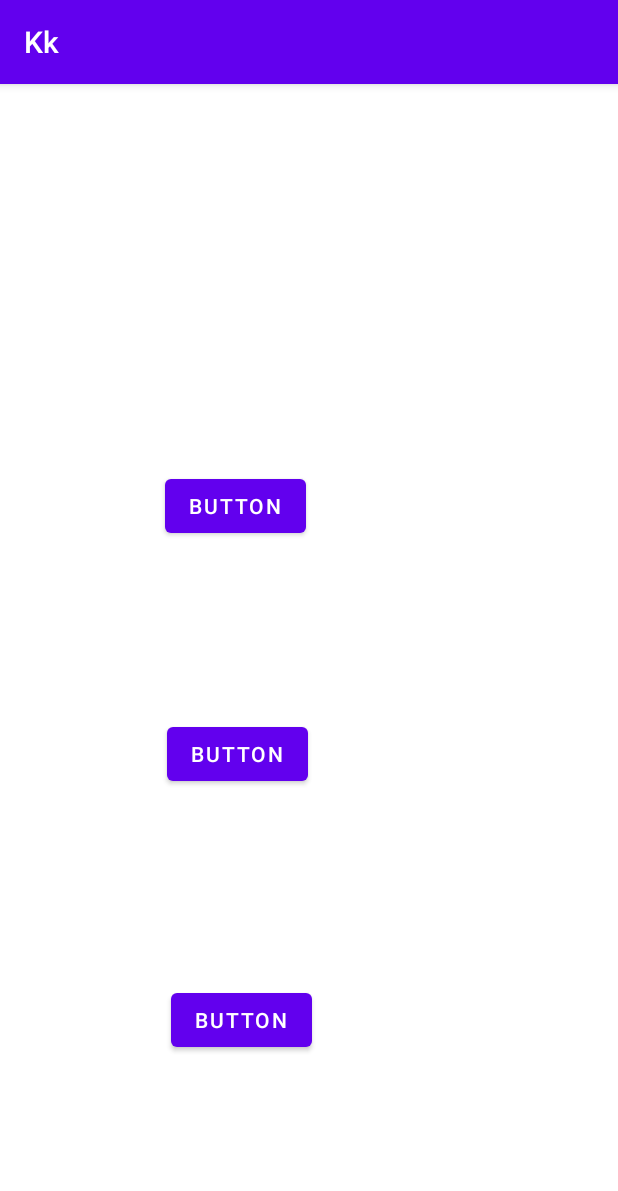
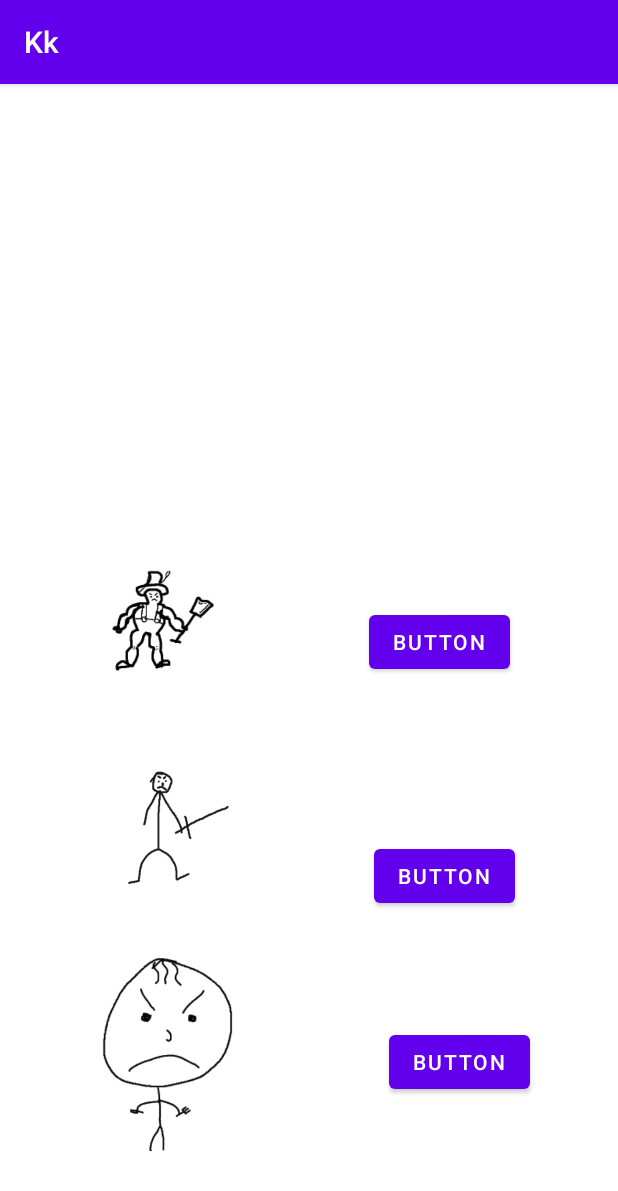
Before and after one commit to moxe228/Kk, an Android app: the screen it shows after launch (shopPartners), after a tap on "PARTNERS", on a phone screen of 412 x 824 dp. Shown: the top 1191 px of the screen. Run offline under Robolectric (Android 15) with nearby library versions, the light colour scheme and no system bars; 2 other taps on this screen came first.

Commit message:
Initial commit

```diff
--- a/app/src/main/java/com/example/kk/MainActivity.kt
+++ b/app/src/main/java/com/example/kk/MainActivity.kt
@@ -3,19 +3,21 @@ package com.example.kk
 import android.content.Intent
 import androidx.appcompat.app.AppCompatActivity
 import android.os.Bundle
-import android.widget.Button
-import android.widget.ImageButton
-import android.widget.ProgressBar
-import android.widget.TextView
+import android.widget.*
 import kotlin.collections.listOf as listOf
 
+public var boss: Int = 0
+public var totalHp: Int = 0
+public var damage: Int = 1
+public var passiveDamage: Int = 0
+public var wallet: Int = 100
+
+public class MainActivity : AppCompatActivity() {
 
 
-public class MainActivity : AppCompatActivity() {
     override fun onCreate(savedInstanceState: Bundle?) {
         super.onCreate(savedInstanceState)
         setContentView(R.layout.activity_main)
-
         val enemyOne = listOf(R.drawable.s, R.drawable.smile, R.drawable.qq)
 
         val weapon: Button = findViewById(R.id.weapon)
@@ -27,7 +29,9 @@ public class MainActivity : AppCompatActivity() {
         val stringHp: TextView = findViewById(R.id.stringHp)
 
 
-        passiveDamage(10, 20, 1, 10, passiveDamage, enemyOne, enemy, Hp, money, stringHp)
+        money.text = "$wallet"
+
+        passiveDamage(10, 20, 1, 10, enemyOne, enemy, Hp, money, stringHp)
 
         enemy.setOnClickListener {
             stringHp.text = "$totalHp"
--- a/app/src/main/java/com/example/kk/MainFun.kt
+++ b/app/src/main/java/com/example/kk/MainFun.kt
@@ -1,15 +1,10 @@
 package com.example.kk
 
 import android.os.Handler
+import android.widget.Button
 import android.widget.ImageButton
 import android.widget.ProgressBar
 import android.widget.TextView
-
-public var boss: Int = 0
-public var totalHp: Int = 0
-public var damage: Int = 1
-public var passiveDamage: Int = 0
-public var wallet: Int = 0
 
 public fun whoNext(list: List<Int>): Int {
     return list.random()
@@ -20,7 +15,6 @@ public fun passiveDamage(
     hpBoss: Int,
     revardMob: Int,
     revardBoss: Int,
-    passiveDamage: Int,
     texturePack: List<Int>,
     enemy: ImageButton,
     Hp: ProgressBar,
@@ -30,7 +24,7 @@ public fun passiveDamage(
     val handler = Handler()
     handler.postDelayed(object : Runnable {
         override fun run() {
-            onClick(hpMob, hpBoss, revardMob, revardBoss, passiveDamage, texturePack, enemy, Hp, money, stringHp)
+            onClick(hpMob, hpBoss, revardMob, revardBoss, getPassiveDamage(), texturePack, enemy, Hp, money, stringHp)
             handler.postDelayed(this, 1000)
         }
     }, 0)
@@ -53,14 +47,14 @@ public fun onClick(
         if (totalHp <= 0) boss = 0
     } else {
         fight(damage, hpMob, revardMob, Hp, enemy, whoNext(texturePack))
-        if (totalHp <= 0) boss++
+        if(totalHp <= 0) boss++
     }
-    if (totalHp <= 0) money.text = "$wallet"
+    if(totalHp<= 0)money.text = "$wallet"
     Hp.progress = totalHp
     stringHp.text = "$totalHp"
 }
 
-public fun fight(
+private fun fight(
     damage: Int,
     hpMob: Int,
     revardMob: Int,
@@ -71,9 +65,22 @@ public fun fight(
     if (totalHp > 0) {
         totalHp -= damage
     } else {
+        wallet += revardMob
         totalHp = hpMob
         Hp.max = hpMob
-        wallet += revardMob
         enemy.setImageResource(textures)
     }
 }
+
+public fun getPassiveDamage(): Int{
+    return passiveDamage
+}
+
+public fun equip(S1: Boolean, S2: Boolean, S3: Boolean, BS1: Button, BS2: Button, BS3: Button) {
+    equipS1 = S1
+    equipS2 = S2
+    equipS3 = S3
+    BS1.isEnabled = !S1
+    BS2.isEnabled = !S2
+    BS3.isEnabled = !S3
+}
--- a/app/src/main/java/com/example/kk/shopPartners.kt
+++ b/app/src/main/java/com/example/kk/shopPartners.kt
@@ -5,6 +5,10 @@ import androidx.appcompat.app.AppCompatActivity
 import android.os.Bundle
 import android.widget.Button
 
+
+private var p1 = false
+private var p2 = false
+private var p3 = false
 
 class shopPartners : AppCompatActivity() {
     override fun onCreate(savedInstanceState: Bundle?) {
@@ -15,20 +19,35 @@ class shopPartners : AppCompatActivity() {
         val buttonP2: Button = findViewById(R.id.buttonP2)
         val buttonP3: Button = findViewById(R.id.buttonP3)
 
-        buttonP1.setOnClickListener{
-            if(wallet >= 10){
+        if (p1) buttonP1.isEnabled = false
+        if (p2) buttonP2.isEnabled = false
+        if (p3) buttonP3.isEnabled = false
+
+        buttonP1.setOnClickListener {
+            if (wallet >= 10) {
                 passiveDamage += 1
                 wallet -= 10
-                buttonP1.setEnabled(false)
+                p1 = true
+                buttonP1.isEnabled = false
             }
         }
 
-        buttonP2.setOnClickListener{
-
+        buttonP2.setOnClickListener {
+            if (wallet >= 20) {
+                passiveDamage += 2
+                wallet -= 20
+                p2 = true
+                buttonP2.isEnabled = false
+            }
         }
 
-        buttonP3.setOnClickListener{
-
+        buttonP3.setOnClickListener {
+            if (wallet >= 30) {
+                passiveDamage += 3
+                wallet -= 30
+                p3 = true
+                buttonP3.isEnabled = false
+            }
         }
     }
 }
--- a/app/src/main/res/layout/activity_shop_partners.xml
+++ b/app/src/main/res/layout/activity_shop_partners.xml
@@ -7,25 +7,25 @@
         android:layout_height="match_parent"
         tools:context=".shopPartners">
     <ImageView
-            android:layout_width="wrap_content"
-            android:layout_height="wrap_content" tools:srcCompat="@tools:sample/avatars" android:id="@+id/imageView2"
+            android:layout_width="138dp"
+            android:layout_height="136dp" android:src="@drawable/boss" android:id="@+id/imageView2"
 
-            app:layout_constraintStart_toStartOf="parent" android:layout_marginStart="52dp"
-            android:layout_marginBottom="40dp" app:layout_constraintBottom_toTopOf="@+id/imageView5"
+            app:layout_constraintStart_toStartOf="parent" android:layout_marginStart="44dp"
+            android:layout_marginBottom="32dp" app:layout_constraintBottom_toTopOf="@+id/imageView5"
     />
     <ImageView
-            android:layout_width="wrap_content"
-            android:layout_height="wrap_content" tools:srcCompat="@tools:sample/avatars" android:id="@+id/imageView5"
+            android:layout_width="165dp"
+            android:layout_height="114dp" android:src="@drawable/s" android:id="@+id/imageView5"
 
-            app:layout_constraintStart_toStartOf="parent" android:layout_marginStart="52dp"
-            android:layout_marginBottom="40dp" app:layout_constraintBottom_toTopOf="@+id/imageView6"
+            app:layout_constraintStart_toStartOf="parent" android:layout_marginStart="32dp"
+            android:layout_marginBottom="28dp" app:layout_constraintBottom_toTopOf="@+id/imageView6"
     />
     <ImageView
-            android:layout_width="wrap_content"
-            android:layout_height="wrap_content" tools:srcCompat="@tools:sample/avatars" android:id="@+id/imageView6"
+            android:layout_width="159dp"
+            android:layout_height="143dp" android:src="@drawable/smile" android:id="@+id/imageView6"
 
-            app:layout_constraintStart_toStartOf="parent" android:layout_marginStart="52dp"
-            app:layout_constraintBottom_toBottomOf="parent" android:layout_marginBottom="88dp"
+            app:layout_constraintStart_toStartOf="parent" android:layout_marginStart="32dp"
+            app:layout_constraintBottom_toBottomOf="parent" android:layout_marginBottom="44dp"
     />
     <Button
             android:id="@+id/buttonP1"
@@ -33,16 +33,16 @@
             android:layout_width="wrap_content"
             android:layout_height="wrap_content"
 
-            android:layout_marginStart="58dp" app:layout_constraintStart_toEndOf="@+id/imageView2"
-            android:layout_marginBottom="117dp" app:layout_constraintBottom_toTopOf="@+id/buttonP2"/>
+            android:layout_marginStart="64dp" app:layout_constraintStart_toEndOf="@+id/imageView2"
+            android:layout_marginBottom="108dp" app:layout_constraintBottom_toTopOf="@+id/buttonP2"/>
     <Button
             android:id="@+id/buttonP2"
             android:text="Button"
             android:layout_width="wrap_content"
             android:layout_height="wrap_content"
 
-            android:layout_marginStart="59dp" app:layout_constraintStart_toEndOf="@+id/imageView5"
-            android:layout_marginBottom="129dp" app:layout_constraintBottom_toTopOf="@+id/buttonP3"/>
+            android:layout_marginStart="52dp" app:layout_constraintStart_toEndOf="@+id/imageView5"
+            android:layout_marginBottom="76dp" app:layout_constraintBottom_toTopOf="@+id/buttonP3"/>
     <Button
             android:id="@+id/buttonP3"
             android:text="Button"
@@ -50,6 +50,6 @@
             android:layout_height="wrap_content"
 
 
-            android:layout_marginStart="62dp" app:layout_constraintStart_toEndOf="@+id/imageView6"
-            app:layout_constraintBottom_toBottomOf="parent" android:layout_marginBottom="120dp"/>
+            android:layout_marginStart="68dp" app:layout_constraintStart_toEndOf="@+id/imageView6"
+            app:layout_constraintBottom_toBottomOf="parent" android:layout_marginBottom="92dp"/>
 </androidx.constraintlayout.widget.ConstraintLayout>
--- a/app/src/main/res/layout/activity_shop_weapon.xml
+++ b/app/src/main/res/layout/activity_shop_weapon.xml
@@ -30,21 +30,21 @@
             app:layout_constraintStart_toStartOf="parent" android:layout_marginStart="22dp"
             app:layout_constraintBottom_toBottomOf="parent" android:layout_marginBottom="55dp"/>
     <Button
-            android:text="Button"
+            android:text="Buy"
             android:layout_width="wrap_content"
             android:layout_height="wrap_content" android:id="@+id/buttonS1"
 
             android:layout_marginStart="51dp" app:layout_constraintStart_toEndOf="@+id/imageView"
             android:layout_marginBottom="122dp" app:layout_constraintBottom_toTopOf="@+id/buttonS2"/>
     <Button
-            android:text="Button"
+            android:text="Buy"
             android:layout_width="wrap_content"
             android:layout_height="wrap_content" android:id="@+id/buttonS2"
 
             android:layout_marginStart="52dp" app:layout_constraintStart_toEndOf="@+id/imageView3"
             android:layout_marginBottom="131dp" app:layout_constraintBottom_toTopOf="@+id/buttonS3"/>
     <Button
-            android:text="Button"
+            android:text="Buy"
             android:layout_width="wrap_content"
             android:layout_height="wrap_content" android:id="@+id/buttonS3"
 
```
Also changed, not shown: app/src/main/java/com/example/kk/shopWeapon.kt (+66 -2 lines).
